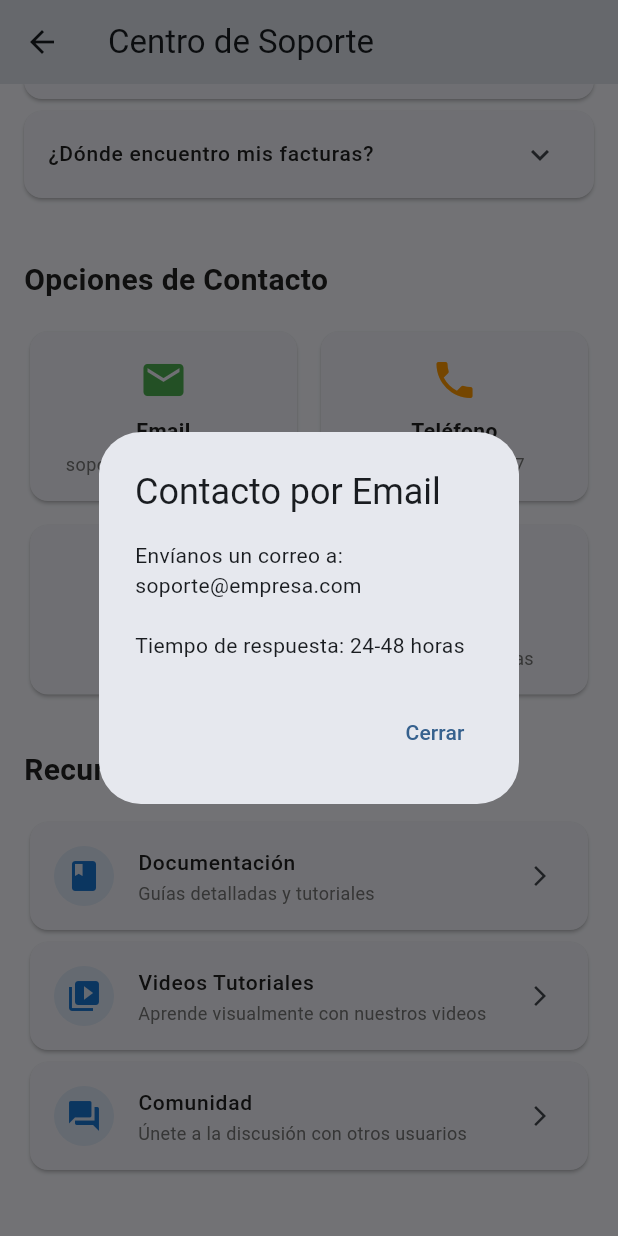
After one commit to Area51-espe/Avianca-EMSA, a Flutter app: the SupportPage screen opened directly, scrolled down 408 dp, after a tap on "Email", on a phone screen of 412 x 824 dp. The commit adds this screen. Run offline on Flutter 3.47's test engine with Material 3 defaults, Android fonts, the phone set to English and light mode, and no system bars; our stand-ins replace firebase_auth, firebase_core; accounts and stored records are empty.

Commit message:
pagina soporte completada

```diff
--- a/lib/dashboard.dart
+++ b/lib/dashboard.dart
@@ -88,7 +88,8 @@ class DashboardScreen extends StatelessWidget {
                       onTap: () => irARegistroRecorrido(context)),
                   _buildTile(Icons.person, "Perfil", const Color(0xFF1C2039)),
                   _buildTile(
-                      Icons.headset_mic, "Soporte", const Color(0xFF1C2039)),
+                      Icons.headset_mic, "Soporte", const Color(0xFF1C2039),
+                      onTap: () => mostrarSoporte(context)),
                 ],
               ),
               const SizedBox(height: 100),
--- /dev/null
+++ b/lib/soporte/soporte.dart
@@ -0,0 +1,416 @@
+// support_page.dart
+import 'package:flutter/material.dart';
+// import 'styles.dart'; // Descomenta esta línea en tu proyecto
+
+class SupportPage extends StatelessWidget {
+  const SupportPage({Key? key}) : super(key: key);
+
+  @override
+  Widget build(BuildContext context) {
+    return Scaffold(
+      appBar: AppBar(
+        title: const Text('Centro de Soporte'),
+      ),
+      body: SingleChildScrollView(
+        padding: const EdgeInsets.all(AppStyles.paddingMedium),
+        child: Column(
+          crossAxisAlignment: CrossAxisAlignment.start,
+          children: [
+            _buildHeader(),
+            const SizedBox(height: AppStyles.paddingLarge),
+            _buildFAQSection(),
+            const SizedBox(height: AppStyles.paddingXLarge),
+            _buildContactSection(context),
+            const SizedBox(height: AppStyles.paddingXLarge),
+            _buildResourcesSection(context),
+            const SizedBox(height: AppStyles.paddingLarge),
+          ],
+        ),
+      ),
+    );
+  }
+
+  Widget _buildHeader() {
+    return Container(
+      width: double.infinity,
+      padding: const EdgeInsets.all(AppStyles.paddingLarge),
+      decoration: AppStyles.headerDecoration,
+      child: Column(
+        children: [
+          Icon(
+            AppIcons.support,
+            size: 48,
+            color: AppStyles.primaryBlue,
+          ),
+          const SizedBox(height: AppStyles.paddingSmall),
+          const Text(
+            '¿Necesitas ayuda?',
+            style: AppStyles.headingLarge,
+          ),
+          const SizedBox(height: AppStyles.paddingSmall),
+          Text(
+            'Estamos aquí para ayudarte. Encuentra respuestas rápidas o contáctanos directamente.',
+            textAlign: TextAlign.center,
+            style: AppStyles.bodyLarge.copyWith(
+              color: AppStyles.textSecondary,
+            ),
+          ),
+        ],
+      ),
+    );
+  }
+
+  Widget _buildFAQSection() {
+    return Column(
+      crossAxisAlignment: CrossAxisAlignment.start,
+      children: [
+        const Text('Preguntas Frecuentes', style: AppStyles.headingMedium),
+        const SizedBox(height: AppStyles.paddingSmall),
+        ...FAQData.faqs.map((faq) => FAQCard(
+              question: faq['question']!,
+              answer: faq['answer']!,
+            )),
+      ],
+    );
+  }
+
+  Widget _buildContactSection(BuildContext context) {
+    return Column(
+      crossAxisAlignment: CrossAxisAlignment.start,
+      children: [
+        const Text('Opciones de Contacto', style: AppStyles.headingMedium),
+        const SizedBox(height: AppStyles.paddingMedium),
+        Row(
+          children: [
+            Expanded(
+              child: ContactCard(
+                icon: AppIcons.email,
+                title: 'Email',
+                subtitle: ContactData.email,
+                color: AppStyles.successGreen,
+                onTap: () => _showContactDialog(context, 'Contacto por Email',
+                    'Envíanos un correo a:\n${ContactData.email}\n\nTiempo de respuesta: ${ContactData.responseTime}'),
+              ),
+            ),
+            const SizedBox(width: AppStyles.paddingSmall),
+            Expanded(
+              child: ContactCard(
+                icon: AppIcons.phone,
+                title: 'Teléfono',
+                subtitle: ContactData.phone,
+                color: AppStyles.warningOrange,
+                onTap: () => _showContactDialog(context, 'Contacto Telefónico',
+                    'Llámanos al:\n${ContactData.phone}\n\nHorario: ${ContactData.workingHours}'),
+              ),
+            ),
+          ],
+        ),
+        const SizedBox(height: AppStyles.paddingSmall),
+        Row(
+          children: [
+            Expanded(
+              child: ContactCard(
+                icon: AppIcons.chat,
+                title: 'Chat en Vivo',
+                subtitle: 'Disponible 24/7',
+                color: AppStyles.infoBlue,
+                onTap: () => _showContactDialog(context, 'Chat en Vivo',
+                    'Nuestro chat está disponible 24/7.\n\n¡Habla con un agente ahora mismo!'),
+              ),
+            ),
+            const SizedBox(width: AppStyles.paddingSmall),
+            Expanded(
+              child: ContactCard(
+                icon: AppIcons.bug,
+                title: 'Reportar Bug',
+                subtitle: 'Informa problemas',
+                color: AppStyles.errorRed,
+                onTap: () => _showContactDialog(context, 'Reportar Bug',
+                    'Gracias por ayudarnos a mejorar.\n\nDescribe el problema que encontraste y te contactaremos pronto.'),
+              ),
+            ),
+          ],
+        ),
+      ],
+    );
+  }
+
+  Widget _buildResourcesSection(BuildContext context) {
+    return Column(
+      crossAxisAlignment: CrossAxisAlignment.start,
+      children: [
+        const Text('Recursos Adicionales', style: AppStyles.headingMedium),
+        const SizedBox(height: AppStyles.paddingMedium),
+        ResourceCard(
+          icon: AppIcons.book,
+          title: 'Documentación',
+          description: 'Guías detalladas y tutoriales',
+          onTap: () => _showContactDialog(context, 'Documentación',
+              'Accede a nuestra documentación completa con guías paso a paso.'),
+        ),
+        ResourceCard(
+          icon: AppIcons.video,
+          title: 'Videos Tutoriales',
+          description: 'Aprende visualmente con nuestros videos',
+          onTap: () => _showContactDialog(context, 'Videos Tutoriales',
+              'Próximamente: biblioteca de videos tutoriales.'),
+        ),
+        ResourceCard(
+          icon: AppIcons.forum,
+          title: 'Comunidad',
+          description: 'Únete a la discusión con otros usuarios',
+          onTap: () => _showContactDialog(context, 'Comunidad',
+              'Únete a nuestro foro de comunidad para compartir experiencias.'),
+        ),
+      ],
+    );
+  }
+
+  void _showContactDialog(BuildContext context, String title, String content) {
+    showDialog(
+      context: context,
+      builder: (BuildContext context) {
+        return AlertDialog(
+          title: Text(title),
+          content: Text(content),
+          actions: [
+            TextButton(
+              onPressed: () => Navigator.of(context).pop(),
+              child: const Text('Cerrar'),
+            ),
+          ],
+        );
+      },
+    );
+  }
+}
+
+// Widgets componentes
+class FAQCard extends StatefulWidget {
+  final String question;
+  final String answer;
+
+  const FAQCard({
+    Key? key,
+    required this.question,
+    required this.answer,
+  }) : super(key: key);
+
+  @override
+  _FAQCardState createState() => _FAQCardState();
+}
+
+class _FAQCardState extends State<FAQCard> {
+  @override
+  Widget build(BuildContext context) {
+    return Card(
+      margin: const EdgeInsets.only(bottom: AppStyles.paddingSmall),
+      child: ExpansionTile(
+        title: Text(
+          widget.question,
+          style: AppStyles.bodyMedium.copyWith(
+            fontWeight: FontWeight.w500,
+          ),
+        ),
+        children: [
+          Padding(
+            padding: const EdgeInsets.all(AppStyles.paddingMedium),
+            child: Text(
+              widget.answer,
+              style: AppStyles.bodyMedium.copyWith(
+                color: AppStyles.textSecondary,
+              ),
+            ),
+          ),
+        ],
+      ),
+    );
+  }
+}
+
+class ContactCard extends StatelessWidget {
+  final IconData icon;
+  final String title;
+  final String subtitle;
+  final Color color;
+  final VoidCallback onTap;
+
+  const ContactCard({
+    Key? key,
+    required this.icon,
+    required this.title,
+    required this.subtitle,
+    required this.color,
+    required this.onTap,
+  }) : super(key: key);
+
+  @override
+  Widget build(BuildContext context) {
+    return Card(
+      child: InkWell(
+        onTap: onTap,
+        borderRadius: BorderRadius.circular(AppStyles.radiusMedium),
+        child: Padding(
+          padding: const EdgeInsets.all(AppStyles.paddingMedium),
+          child: Column(
+            children: [
+              Icon(icon, size: 32, color: color),
+              const SizedBox(height: AppStyles.paddingSmall),
+              Text(
+                title,
+                style: AppStyles.bodyMedium.copyWith(
+                  fontWeight: FontWeight.bold,
+                ),
+                textAlign: TextAlign.center,
+              ),
+              const SizedBox(height: 4),
+              Text(
+                subtitle,
+                style: AppStyles.bodySmall,
+                textAlign: TextAlign.center,
+              ),
+            ],
+          ),
+        ),
+      ),
+    );
+  }
+}
+
+class ResourceCard extends StatelessWidget {
+  final IconData icon;
+  final String title;
+  final String description;
+  final VoidCallback onTap;
+
+  const ResourceCard({
+    Key? key,
+    required this.icon,
+    required this.title,
+    required this.description,
+    required this.onTap,
+  }) : super(key: key);
+
+  @override
+  Widget build(BuildContext context) {
+    return Card(
+      child: ListTile(
+        leading: CircleAvatar(
+          backgroundColor: AppStyles.primaryBlue.withOpacity(0.1),
+          child: Icon(icon, color: AppStyles.primaryBlue),
+        ),
+        title: Text(
+          title,
+          style: AppStyles.bodyMedium.copyWith(
+            fontWeight: FontWeight.w500,
+          ),
+        ),
+        subtitle: Text(description, style: AppStyles.bodySmall),
+        trailing: const Icon(AppIcons.arrow, size: 16),
+        onTap: onTap,
+      ),
+    );
+  }
+}
+
+// Clases de estilos y datos (incluidas para funcionar standalone)
+class AppStyles {
+  static const Color primaryBlue = Color(0xFF1976D2);
+  static const Color backgroundLight = Color(0xFFF5F5F5);
+  static const Color cardBackground = Color(0xFFFFFFFF);
+  static const Color textPrimary = Color(0xFF212121);
+  static const Color textSecondary = Color(0xFF757575);
+
+  static const Color successGreen = Color(0xFF4CAF50);
+  static const Color warningOrange = Color(0xFFFF9800);
+  static const Color errorRed = Color(0xFFF44336);
+  static const Color infoBlue = Color(0xFF2196F3);
+
+  static const double paddingSmall = 8.0;
+  static const double paddingMedium = 16.0;
+  static const double paddingLarge = 24.0;
+  static const double paddingXLarge = 32.0;
+
+  static const double radiusMedium = 12.0;
+
+  static const double textSizeLarge = 16.0;
+  static const double textSizeXLarge = 20.0;
+  static const double textSizeXXLarge = 24.0;
+  static const double textSizeMedium = 14.0;
+  static const double textSizeSmall = 12.0;
+
+  static const TextStyle headingLarge = TextStyle(
+    fontSize: textSizeXXLarge,
+    fontWeight: FontWeight.bold,
+    color: textPrimary,
+  );
+
+  static const TextStyle headingMedium = TextStyle(
+    fontSize: textSizeXLarge,
+    fontWeight: FontWeight.bold,
+    color: textPrimary,
+  );
+
+  static const TextStyle bodyLarge = TextStyle(
+    fontSize: textSizeLarge,
+    color: textPrimary,
+  );
+
+  static const TextStyle bodyMedium = TextStyle(
+    fontSize: textSizeMedium,
+    color: textPrimary,
+  );
+
+  static const TextStyle bodySmall = TextStyle(
+    fontSize: textSizeSmall,
+    color: textSecondary,
+  );
+
+  static BoxDecoration headerDecoration = BoxDecoration(
+    color: primaryBlue.withOpacity(0.1),
+    borderRadius: BorderRadius.circular(radiusMedium),
+    border: Border.all(
+      color: primaryBlue.withOpacity(0.3),
+      width: 1,
+    ),
+  );
+}
+
+class AppIcons {
+  static const IconData support = Icons.support_agent;
+  static const IconData email = Icons.email;
+  static const IconData phone = Icons.phone;
+  static const IconData chat = Icons.chat;
+  static const IconData bug = Icons.bug_report;
+  static const IconData book = Icons.book;
+  static const IconData video = Icons.video_library;
+  static const IconData forum = Icons.forum;
+  static const IconData arrow = Icons.arrow_forward_ios;
+}
+
+class ContactData {
+  static const String email = 'soporte@empresa.com';
+  static const String phone = '+593 2 123-4567';
+  static const String workingHours = 'Lun-Vie 9:00-18:00';
+  static const String responseTime = '24-48 horas';
+}
+
+class FAQData {
+  static final List<Map<String, String>> faqs = [
+    {
+      'question': '¿Cómo puedo restablecer mi contraseña?',
+      'answer':
+          'Ve a la pantalla de inicio de sesión y toca "¿Olvidaste tu contraseña?". Te enviaremos un enlace por correo electrónico para restablecerla.',
+    },
+    {
+      'question': '¿Cómo contacto con el soporte técnico?',
+      'answer':
+          'Puedes usar cualquiera de las opciones de contacto: email, teléfono, chat en vivo o enviar un ticket de soporte desde esta página.',
+    },
+    {
+      'question': '¿Dónde encuentro mis facturas?',
+      'answer':
+          'Las facturas están disponibles en tu perfil de usuario, en la sección "Historial de pagos" donde podrás descargarlas en formato PDF.',
+    },
+  ];
+}
--- /dev/null
+++ b/lib/soporte/styles.dart
@@ -0,0 +1,188 @@
+// styles.dart
+import 'package:flutter/material.dart';
+
+class AppStyles {
+  // Colores principales
+  static const Color primaryBlue = Color(0xFF1976D2);
+  static const Color primaryBlueLight = Color(0xFF42A5F5);
+  static const Color primaryBlueDark = Color(0xFF0D47A1);
+
+  static const Color backgroundLight = Color(0xFFF5F5F5);
+  static const Color cardBackground = Color(0xFFFFFFFF);
+  static const Color textPrimary = Color(0xFF212121);
+  static const Color textSecondary = Color(0xFF757575);
+  static const Color textHint = Color(0xFF9E9E9E);
+
+  // Colores de estado
+  static const Color successGreen = Color(0xFF4CAF50);
+  static const Color warningOrange = Color(0xFFFF9800);
+  static const Color errorRed = Color(0xFFF44336);
+  static const Color infoBlue = Color(0xFF2196F3);
+
+  // Espaciado
+  static const double paddingSmall = 8.0;
+  static const double paddingMedium = 16.0;
+  static const double paddingLarge = 24.0;
+  static const double paddingXLarge = 32.0;
+
+  // Border radius
+  static const double radiusSmall = 8.0;
+  static const double radiusMedium = 12.0;
+  static const double radiusLarge = 16.0;
+
+  // Tamaños de texto
+  static const double textSizeSmall = 12.0;
+  static const double textSizeMedium = 14.0;
+  static const double textSizeLarge = 16.0;
+  static const double textSizeXLarge = 20.0;
+  static const double textSizeXXLarge = 24.0;
+
+  // Estilos de texto
+  static const TextStyle headingLarge = TextStyle(
+    fontSize: textSizeXXLarge,
+    fontWeight: FontWeight.bold,
+    color: textPrimary,
+  );
+
+  static const TextStyle headingMedium = TextStyle(
+    fontSize: textSizeXLarge,
+    fontWeight: FontWeight.bold,
+    color: textPrimary,
+  );
+
+  static const TextStyle bodyLarge = TextStyle(
+    fontSize: textSizeLarge,
+    color: textPrimary,
+  );
+
+  static const TextStyle bodyMedium = TextStyle(
+    fontSize: textSizeMedium,
+    color: textPrimary,
+  );
+
+  static const TextStyle bodySmall = TextStyle(
+    fontSize: textSizeSmall,
+    color: textSecondary,
+  );
+
+  static const TextStyle captionText = TextStyle(
+    fontSize: textSizeSmall,
+    color: textHint,
+  );
+
+  // Decoraciones de contenedores
+  static BoxDecoration cardDecoration = BoxDecoration(
+    color: cardBackground,
+    borderRadius: BorderRadius.circular(radiusMedium),
+    boxShadow: [
+      BoxShadow(
+        color: Colors.black.withOpacity(0.1),
+        spreadRadius: 1,
+        blurRadius: 4,
+        offset: const Offset(0, 2),
+      ),
+    ],
+  );
+
+  static BoxDecoration headerDecoration = BoxDecoration(
+    color: primaryBlue.withOpacity(0.1),
+    borderRadius: BorderRadius.circular(radiusMedium),
+    border: Border.all(
+      color: primaryBlue.withOpacity(0.3),
+      width: 1,
+    ),
+  );
+
+  // Tema de la aplicación
+  static ThemeData getTheme() {
+    return ThemeData(
+      primarySwatch: Colors.blue,
+      primaryColor: primaryBlue,
+      scaffoldBackgroundColor: backgroundLight,
+      fontFamily: 'Roboto',
+      appBarTheme: const AppBarTheme(
+        backgroundColor: primaryBlue,
+        foregroundColor: Colors.white,
+        elevation: 0,
+        titleTextStyle: TextStyle(
+          fontSize: textSizeXLarge,
+          fontWeight: FontWeight.w600,
+          color: Colors.white,
+        ),
+      ),
+      cardTheme: CardTheme(
+        elevation: 2,
+        shape: RoundedRectangleBorder(
+          borderRadius: BorderRadius.circular(radiusMedium),
+        ),
+        color: cardBackground,
+      ),
+      elevatedButtonTheme: ElevatedButtonThemeData(
+        style: ElevatedButton.styleFrom(
+          backgroundColor: primaryBlue,
+          foregroundColor: Colors.white,
+          shape: RoundedRectangleBorder(
+            borderRadius: BorderRadius.circular(radiusSmall),
+          ),
+          padding: const EdgeInsets.symmetric(
+            horizontal: paddingMedium,
+            vertical: paddingSmall,
+          ),
+        ),
+      ),
+    );
+  }
+}
+
+// Clase para iconos personalizados
+class AppIcons {
+  static const IconData support = Icons.support_agent;
+  static const IconData email = Icons.email;
+  static const IconData phone = Icons.phone;
+  static const IconData chat = Icons.chat;
+  static const IconData bug = Icons.bug_report;
+  static const IconData book = Icons.book;
+  static const IconData video = Icons.video_library;
+  static const IconData forum = Icons.forum;
+  static const IconData faq = Icons.help_outline;
+  static const IconData arrow = Icons.arrow_forward_ios;
+}
+
+// Datos de contacto
+class ContactData {
+  static const String email = 'soporte@empresa.com';
+  static const String phone = '+593 2 123-4567';
+  static const String workingHours = 'Lun-Vie 9:00-18:00';
+  static const String responseTime = '24-48 horas';
+}
+
+// Preguntas frecuentes
+class FAQData {
+  static final List<Map<String, String>> faqs = [
+    {
+      'question': '¿Cómo puedo restablecer mi contraseña?',
+      'answer':
+          'Ve a la pantalla de inicio de sesión y toca "¿Olvidaste tu contraseña?". Te enviaremos un enlace por correo electrónico para restablecerla.',
+    },
+    {
+      'question': '¿Cómo contacto con el soporte técnico?',
+      'answer':
+          'Puedes usar cualquiera de las opciones de contacto: email, teléfono, chat en vivo o enviar un ticket de soporte desde esta página.',
+    },
+    {
+      'question': '¿Dónde encuentro mis facturas?',
+      'answer':
+          'Las facturas están disponibles en tu perfil de usuario, en la sección "Historial de pagos" donde podrás descargarlas en formato PDF.',
+    },
+    {
+      'question': '¿Cómo actualizo mi información personal?',
+      'answer':
+          'Ve a tu perfil de usuario y selecciona "Editar información". Podrás cambiar tu nombre, email, teléfono y dirección.',
+    },
+    {
+      'question': '¿La aplicación funciona sin internet?',
+      'answer':
+          'Algunas funciones básicas funcionan offline, pero necesitarás conexión a internet para sincronizar datos y acceder a todas las características.',
+    },
+  ];
+}
--- a/lib/utils/funciones.dart
+++ b/lib/utils/funciones.dart
@@ -1,6 +1,7 @@
 // funciones.dart
 
 import 'package:aviancataxi/registro_recorrido.dart';
+import 'package:aviancataxi/soporte/soporte.dart';
 import 'package:flutter/material.dart';
 // Asegúrate de que la ruta es correcta
 
@@ -12,3 +13,12 @@ void irARegistroRecorrido(BuildContext context) {
     ),
   );
 }
+
+void mostrarSoporte(BuildContext context) {
+  Navigator.push(
+    context,
+    MaterialPageRoute(
+      builder: (context) => const SupportPage(),
+    ),
+  );
+}
```
